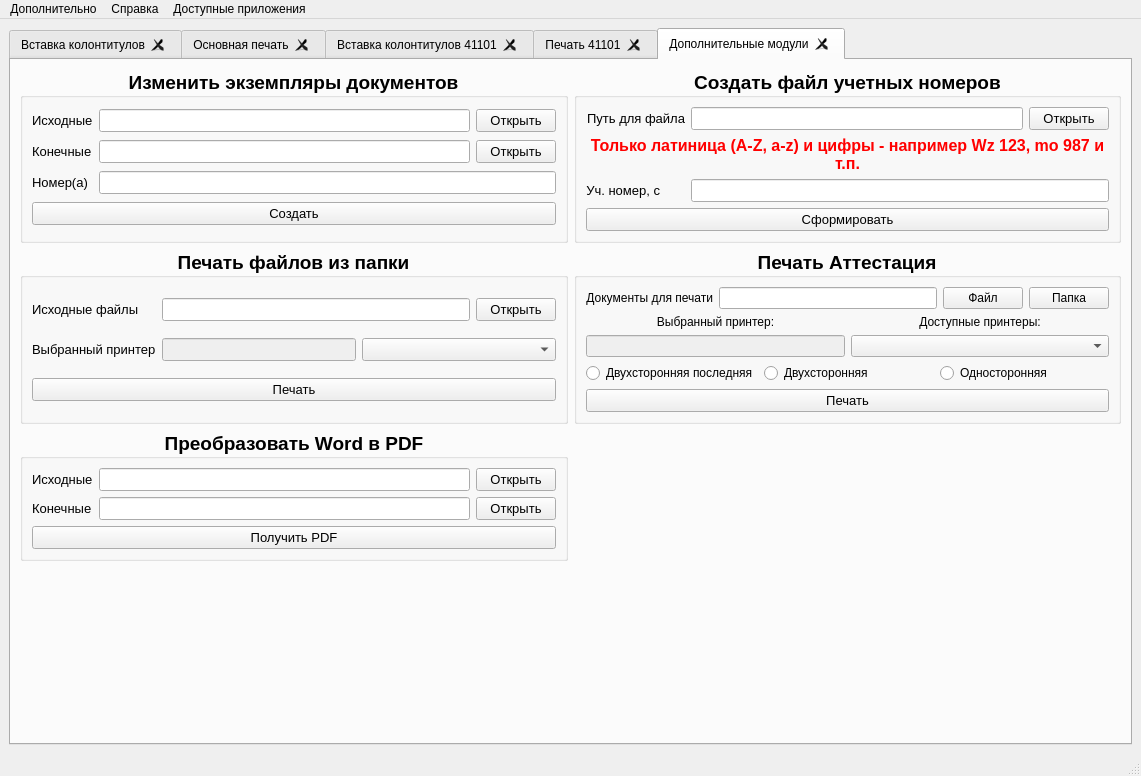
The window that designer/Main.ui (ant1cus/RSO_print) describes before a commit, drawn with Qt 5.
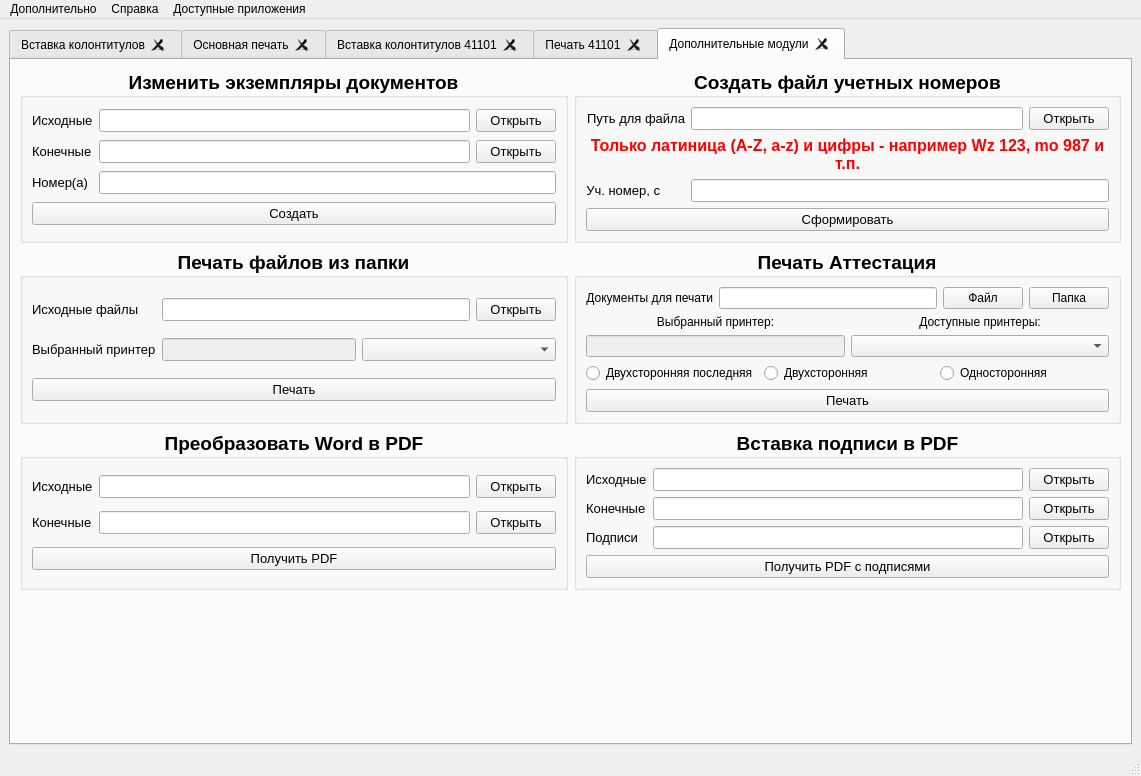
The same window after the commit. The open tabs and pages were chosen to show the change.

Diff of the .ui file:
```diff
--- a/designer/Main.ui
+++ b/designer/Main.ui
@@ -6124,6 +6124,210 @@
           </layout>
          </widget>
         </item>
+        <item row="2" column="1">
+         <widget class="QGroupBox" name="groupBox_2">
+          <property name="font">
+           <font>
+            <pointsize>14</pointsize>
+            <weight>75</weight>
+            <bold>true</bold>
+           </font>
+          </property>
+          <property name="title">
+           <string>Вставка подписи в PDF</string>
+          </property>
+          <property name="alignment">
+           <set>Qt::AlignCenter</set>
+          </property>
+          <layout class="QGridLayout" name="gridLayout_20">
+           <item row="0" column="0">
+            <widget class="QLabel" name="label_module_sign2pdf_start_path">
+             <property name="sizePolicy">
+              <sizepolicy hsizetype="Fixed" vsizetype="Preferred">
+               <horstretch>0</horstretch>
+               <verstretch>0</verstretch>
+              </sizepolicy>
+             </property>
+             <property name="font">
+              <font>
+               <pointsize>10</pointsize>
+               <weight>50</weight>
+               <bold>false</bold>
+              </font>
+             </property>
+             <property name="text">
+              <string>Исходные</string>
+             </property>
+            </widget>
+           </item>
+           <item row="0" column="1">
+            <widget class="QLineEdit" name="lineEdit_module_path_sign2pdf_start_dir">
+             <property name="sizePolicy">
+              <sizepolicy hsizetype="Preferred" vsizetype="Fixed">
+               <horstretch>0</horstretch>
+               <verstretch>0</verstretch>
+              </sizepolicy>
+             </property>
+             <property name="font">
+              <font>
+               <pointsize>10</pointsize>
+               <weight>50</weight>
+               <bold>false</bold>
+              </font>
+             </property>
+            </widget>
+           </item>
+           <item row="0" column="2">
+            <widget class="QPushButton" name="pushButton_module_path_sign2pdf_start_dir">
+             <property name="sizePolicy">
+              <sizepolicy hsizetype="Fixed" vsizetype="Preferred">
+               <horstretch>0</horstretch>
+               <verstretch>0</verstretch>
+              </sizepolicy>
+             </property>
+             <property name="font">
+              <font>
+               <pointsize>10</pointsize>
+               <weight>50</weight>
+               <bold>false</bold>
+              </font>
+             </property>
+             <property name="text">
+              <string>Открыть</string>
+             </property>
+            </widget>
+           </item>
+           <item row="1" column="0">
+            <widget class="QLabel" name="label_module_sign2pdf_finish_path">
+             <property name="sizePolicy">
+              <sizepolicy hsizetype="Fixed" vsizetype="Preferred">
+               <horstretch>0</horstretch>
+               <verstretch>0</verstretch>
+              </sizepolicy>
+             </property>
+             <property name="font">
+              <font>
+               <pointsize>10</pointsize>
+               <weight>50</weight>
+               <bold>false</bold>
+              </font>
+             </property>
+             <property name="text">
+              <string>Конечные</string>
+             </property>
+            </widget>
+           </item>
+           <item row="1" column="1">
+            <widget class="QLineEdit" name="lineEdit_module_path_sign2pdf_finish_dir">
+             <property name="sizePolicy">
+              <sizepolicy hsizetype="Preferred" vsizetype="Fixed">
+               <horstretch>0</horstretch>
+               <verstretch>0</verstretch>
+              </sizepolicy>
+             </property>
+             <property name="font">
+              <font>
+               <pointsize>10</pointsize>
+               <weight>50</weight>
+               <bold>false</bold>
+              </font>
+             </property>
+            </widget>
+           </item>
+           <item row="1" column="2">
+            <widget class="QPushButton" name="pushButton_module_path_sign2pdf_finish_dir">
+             <property name="sizePolicy">
+              <sizepolicy hsizetype="Fixed" vsizetype="Preferred">
+               <horstretch>0</horstretch>
+               <verstretch>0</verstretch>
+              </sizepolicy>
+             </property>
+             <property name="font">
+              <font>
+               <pointsize>10</pointsize>
+               <weight>50</weight>
+               <bold>false</bold>
+              </font>
+             </property>
+             <property name="text">
+              <string>Открыть</string>
+             </property>
+            </widget>
+           </item>
+           <item row="2" column="0">
+            <widget class="QLabel" name="label_module_sign2pdf_signature_path">
+             <property name="sizePolicy">
+              <sizepolicy hsizetype="Fixed" vsizetype="Preferred">
+               <horstretch>0</horstretch>
+               <verstretch>0</verstretch>
+              </sizepolicy>
+             </property>
+             <property name="font">
+              <font>
+               <pointsize>10</pointsize>
+               <weight>50</weight>
+               <bold>false</bold>
+              </font>
+             </property>
+             <property name="text">
+              <string>Подписи</string>
+             </property>
+            </widget>
+           </item>
+           <item row="2" column="1">
+            <widget class="QLineEdit" name="lineEdit_module_path_sign2pdf_signature_dir">
+             <property name="sizePolicy">
+              <sizepolicy hsizetype="Preferred" vsizetype="Fixed">
+               <horstretch>0</horstretch>
+               <verstretch>0</verstretch>
+              </sizepolicy>
+             </property>
+             <property name="font">
+              <font>
+               <pointsize>10</pointsize>
+               <weight>50</weight>
+               <bold>false</bold>
+              </font>
+             </property>
+            </widget>
+           </item>
+           <item row="2" column="2">
+            <widget class="QPushButton" name="pushButton_module_path_sign2pdf_signature_dir">
+             <property name="sizePolicy">
+              <sizepolicy hsizetype="Fixed" vsizetype="Preferred">
+               <horstretch>0</horstretch>
+               <verstretch>0</verstretch>
+              </sizepolicy>
+             </property>
+             <property name="font">
+              <font>
+               <pointsize>10</pointsize>
+               <weight>50</weight>
+               <bold>false</bold>
+              </font>
+             </property>
+             <property name="text">
+              <string>Открыть</string>
+             </property>
+            </widget>
+           </item>
+           <item row="3" column="0" colspan="3">
+            <widget class="QPushButton" name="pushButton_module_sign2pdf_create">
+             <property name="font">
+              <font>
+               <pointsize>10</pointsize>
+               <weight>50</weight>
+               <bold>false</bold>
+              </font>
+             </property>
+             <property name="text">
+              <string>Получить PDF с подписями</string>
+             </property>
+            </widget>
+           </item>
+          </layout>
+         </widget>
+        </item>
        </layout>
       </widget>
      </widget>
```
